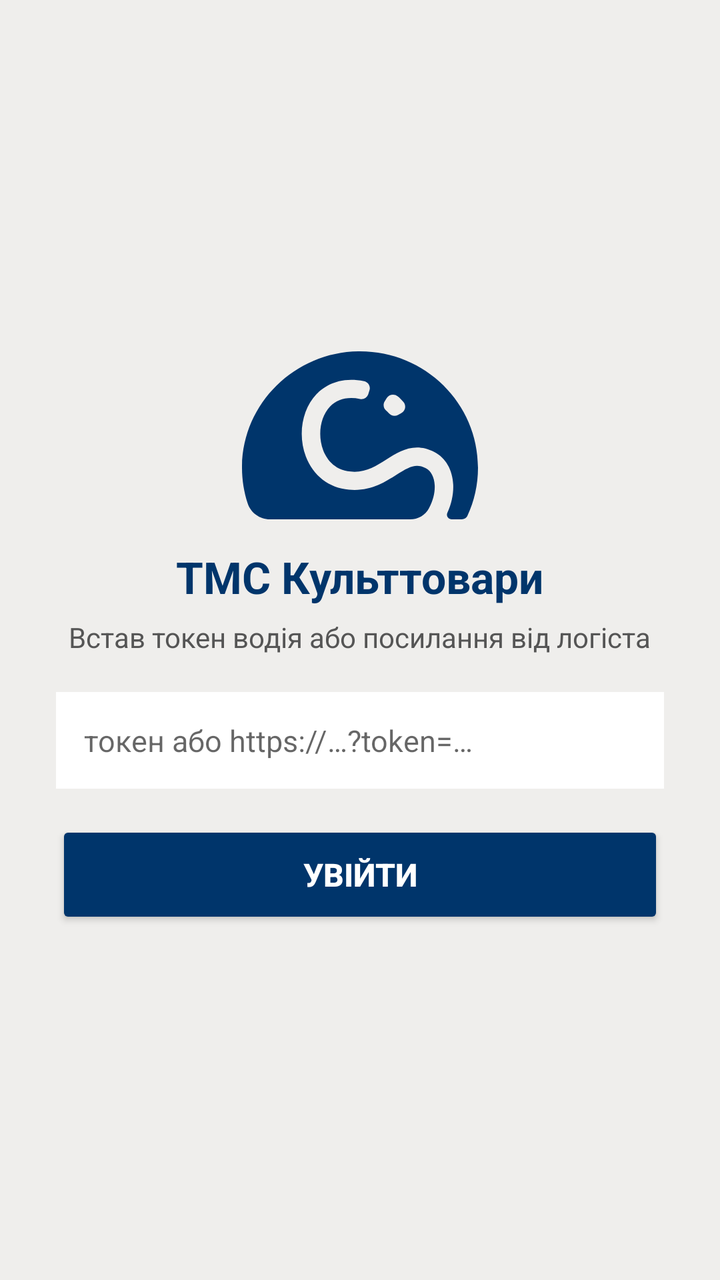
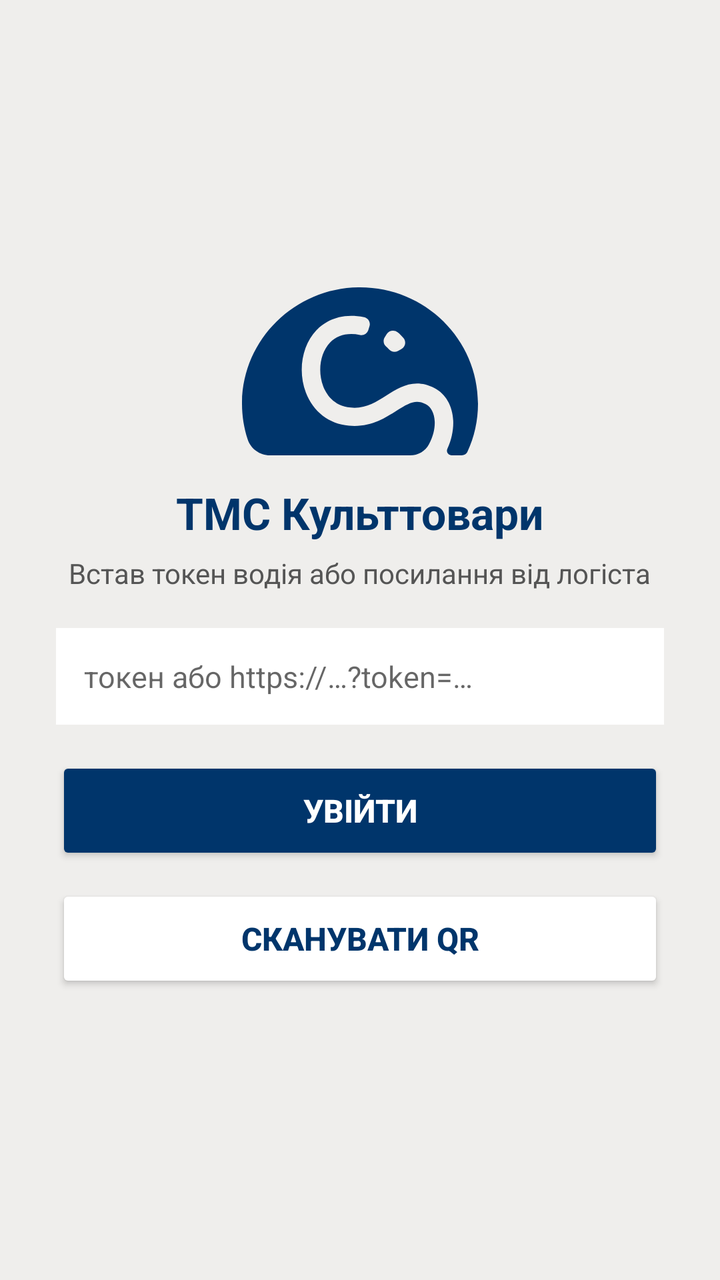

An Android layout rendered at two revisions. The XML below is the earlier revision; the diff shows what the commit changed to produce the second picture.
<!-- AndroidManifest.xml: application theme Theme.TMS -->
<!-- res/layout/activity_token.xml -->
<?xml version="1.0" encoding="utf-8"?>
<LinearLayout xmlns:android="http://schemas.android.com/apk/res/android"
    android:layout_width="match_parent" android:layout_height="match_parent"
    android:orientation="vertical" android:gravity="center"
    android:padding="28dp" android:background="#EFEEEC">

    <ImageView
        android:layout_width="118dp" android:layout_height="84dp"
        android:src="@drawable/logo_navy" android:contentDescription="@string/app_name"
        android:layout_marginBottom="14dp"/>

    <TextView
        android:layout_width="wrap_content" android:layout_height="wrap_content"
        android:text="@string/app_name" android:textSize="22sp"
        android:textStyle="bold" android:textColor="#00356B"
        android:layout_marginBottom="6dp"/>

    <TextView
        android:layout_width="wrap_content" android:layout_height="wrap_content"
        android:text="Встав токен водія або посилання від логіста"
        android:textSize="14sp" android:textColor="#555555"
        android:layout_marginBottom="18dp"/>

    <EditText
        android:id="@+id/tokenInput"
        android:layout_width="match_parent" android:layout_height="wrap_content"
        android:hint="токен або https://…?token=…"
        android:inputType="textUri" android:background="#FFFFFF"
        android:padding="14dp" android:textSize="15sp"/>

    <Button
        android:id="@+id/tokenSave"
        android:layout_width="match_parent" android:layout_height="54dp"
        android:layout_marginTop="16dp" android:text="Увійти"
        android:textStyle="bold" android:textSize="16sp"
        android:backgroundTint="#00356B" android:textColor="#FFFFFF"/>
</LinearLayout>
<!-- resources referenced by this layout -->
<resources>
  <!-- drawable logo_navy (drawable) -->
  <vector xmlns:android="http://schemas.android.com/apk/res/android"
      android:width="118dp" android:height="84dp"
      android:viewportWidth="289" android:viewportHeight="205">
      <path android:fillColor="#00356B" android:pathData="M142.601,0.023 C64.698,0.997 1.075,63.43 0.014,139.957 C-0.208,155.848 2.24,171.156 6.938,185.468 C10.75,197.1 21.754,205 34.204,205 L205.98,205 C215.573,205 224.386,199.813 228.897,191.501 C234.352,181.472 236.357,171.522 235.996,163.725 C235.553,153.673 231.543,145.979 225.015,142.624 C212.857,136.373 204.767,140.873 189.054,150.788 C174.599,159.913 156.613,171.259 130.979,168.878 C106.43,166.611 87.184,151.83 78.185,128.359 C68.102,102.025 73.522,70.677 91.381,52.106 C99.972,43.153 118.448,30.101 149.444,36.364 C154.584,37.405 157.708,42.546 156.146,47.469 L154.643,52.186 C153.302,56.4 148.942,58.964 144.536,58.117 C129.196,55.129 116.618,58.289 107.852,67.391 C95.927,79.802 92.36,102.14 99.389,120.504 C102.816,129.435 111.745,144.731 133.112,146.723 C150.947,148.383 163.502,140.449 176.791,132.057 C192.889,121.901 211.155,110.372 235.506,122.886 C249.401,130.03 257.841,144.548 258.645,162.752 C259.088,172.896 257.037,184.941 251.465,197.043 C249.751,200.764 252.561,204.989 256.722,204.989 L269.16,204.989 C272.156,204.989 274.872,203.271 276.107,200.592 C284.396,182.708 289,162.844 289,141.914 C289,62.926 223.278,-1.007 142.601,0.012 Z M179.95,75.703 C178.796,74.398 177.642,73.276 176.453,72.268 C173.177,69.475 172.513,64.723 174.751,61.06 L177.14,57.144 C179.996,52.461 186.408,51.408 190.709,54.854 C193.169,56.823 195.372,58.964 197.878,62.102 C201.387,66.475 200.011,72.898 195.01,75.509 L190.965,77.615 C187.282,79.539 182.689,78.783 179.95,75.692 Z"/>
  </vector>
  <string name="app_name">ТМС Культтовари</string>
  <style name="Theme.TMS" parent="Theme.AppCompat.DayNight.NoActionBar">
          <item name="colorPrimary">#00356B</item>
          <item name="colorPrimaryDark">#00274F</item>
          <item name="colorAccent">#E82A2C</item>
          <item name="android:statusBarColor">#00356B</item>
      </style>
</resources>

<!-- the commit's change to res/layout/activity_token.xml (unified diff, before → after) -->
@@ -34,4 +34,11 @@
         android:layout_marginTop="16dp" android:text="Увійти"
         android:textStyle="bold" android:textSize="16sp"
         android:backgroundTint="#00356B" android:textColor="#FFFFFF"/>
+
+    <Button
+        android:id="@+id/tokenScan"
+        android:layout_width="match_parent" android:layout_height="54dp"
+        android:layout_marginTop="10dp" android:text="Сканувати QR"
+        android:textStyle="bold" android:textSize="16sp"
+        android:backgroundTint="#FFFFFF" android:textColor="#00356B"/>
 </LinearLayout>
